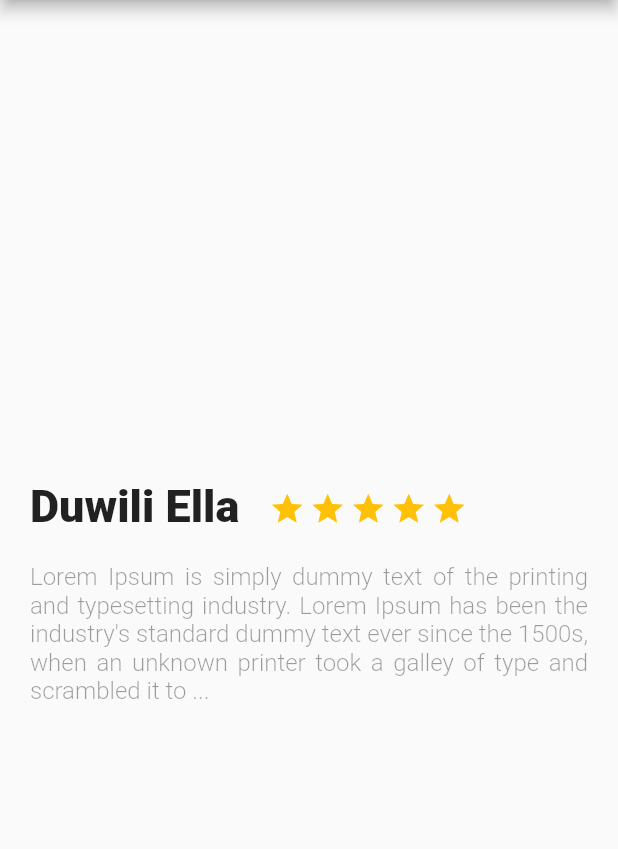
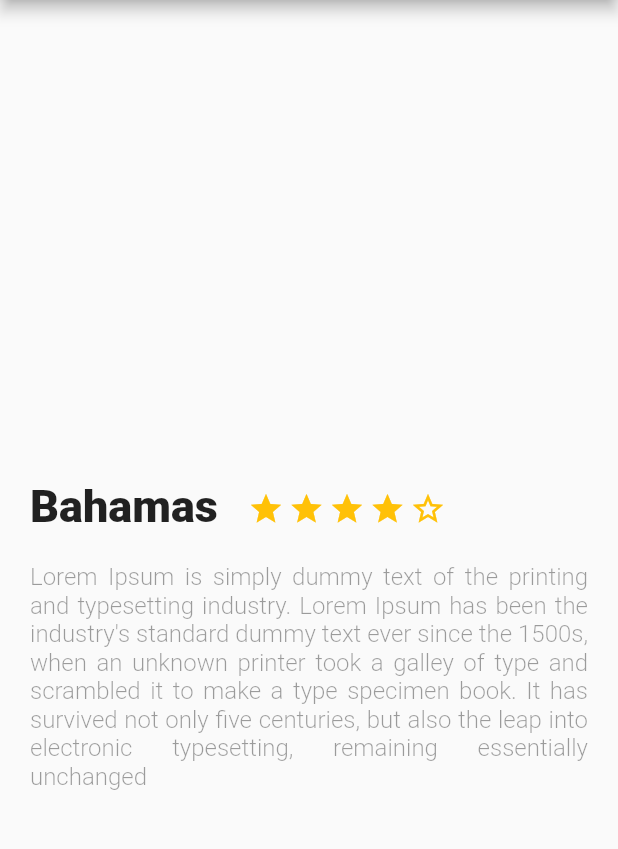
Before and after one commit to adoval4/testing_flutter, a Flutter app: the screen it shows after launch, on a phone screen of 412 x 824 dp, the part 84-933 px from its top. Run offline on Flutter 3.47's test engine with Material 2 defaults, Android fonts, the phone set to English and light mode, and no system bars.

Commit message:
description_place with params

```diff
--- a/lib/description_place.dart
+++ b/lib/description_place.dart
@@ -1,6 +1,13 @@
 import 'package:flutter/material.dart';
 
 class DescriptionPlace extends StatelessWidget {
+
+  String place_name;
+  int stars;
+  String place_description;
+
+  DescriptionPlace(this.place_name, this.stars, this.place_description);
+
   @override
   Widget build(BuildContext context) {
 
@@ -15,6 +22,28 @@ class DescriptionPlace extends StatelessWidget {
       ),
     );
 
+    final start_half = Container(
+      margin: EdgeInsets.only(
+          top: 323.0,
+          right: 3.0
+      ),
+      child: Icon(
+        Icons.star_half,
+        color: Colors.amber,
+      ),
+    );
+
+    final start_border = Container(
+      margin: EdgeInsets.only(
+          top: 323.0,
+          right: 3.0
+      ),
+      child: Icon(
+        Icons.star_border,
+        color: Colors.amber,
+      ),
+    );
+
     final description = Container(
       margin: EdgeInsets.only(
         top: 20.0,
@@ -22,7 +51,7 @@ class DescriptionPlace extends StatelessWidget {
         right: 20.0
       ),
       child: Text(
-        """Lorem Ipsum is simply dummy text of the printing and typesetting industry. Lorem Ipsum has been the industry\'s standard dummy text ever since the 1500s, when an unknown printer took a galley of type and scrambled it to ...""",
+        place_description,
         style: TextStyle(
             fontSize: 16.0,
             fontWeight: FontWeight.w300,
@@ -41,7 +70,7 @@ class DescriptionPlace extends StatelessWidget {
             right: 20.0
           ),
           child: Text(
-            'Duwili Ella',
+            place_name,
             style: TextStyle(
               fontSize: 30.0,
               fontWeight: FontWeight.w900
@@ -55,7 +84,7 @@ class DescriptionPlace extends StatelessWidget {
             star,
             star,
             star,
-            star
+            start_border
           ],
         )
       ],
--- a/lib/main.dart
+++ b/lib/main.dart
@@ -27,7 +27,11 @@ class MyApp extends StatelessWidget {
             ),
             title: Text('Share'),
           ),
-          body: new DescriptionPlace()
+          body: new DescriptionPlace(
+            "Bahamas",
+            4,
+            """Lorem Ipsum is simply dummy text of the printing and typesetting industry. Lorem Ipsum has been the industry's standard dummy text ever since the 1500s, when an unknown printer took a galley of  type and scrambled it to make a type specimen book. It has survived not only five centuries, but also the leap into electronic typesetting, remaining essentially unchanged"""
+          )
         )
       // home: MyHomePage(title: 'Flutter Demo Home Page'),
     );
```
